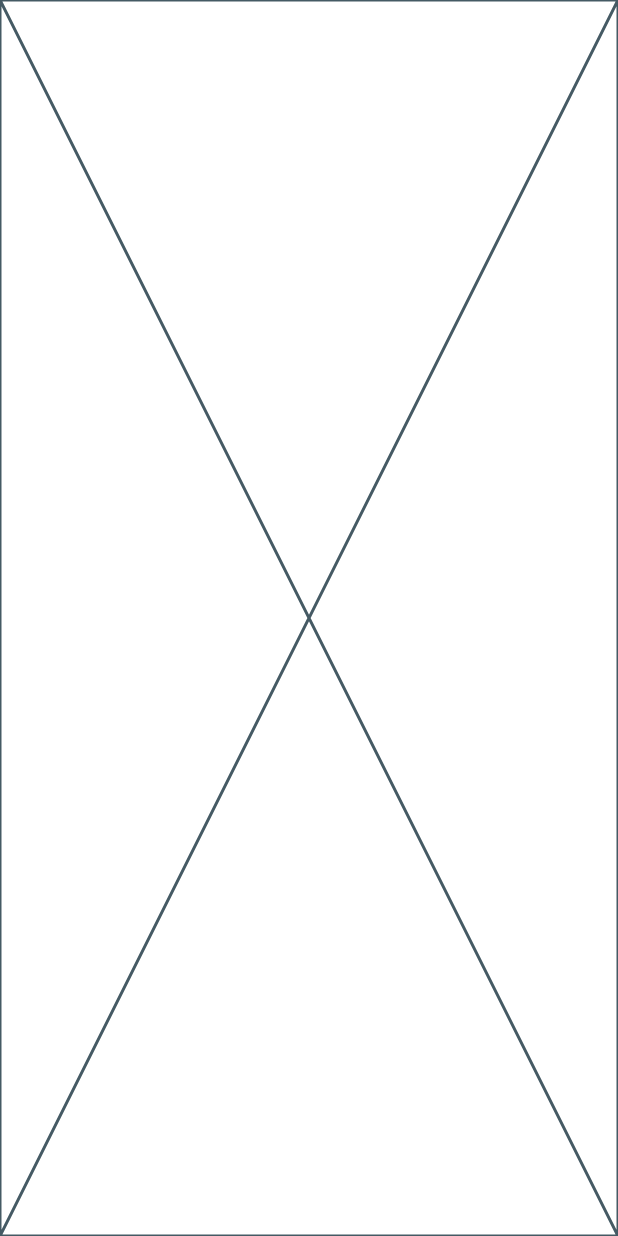
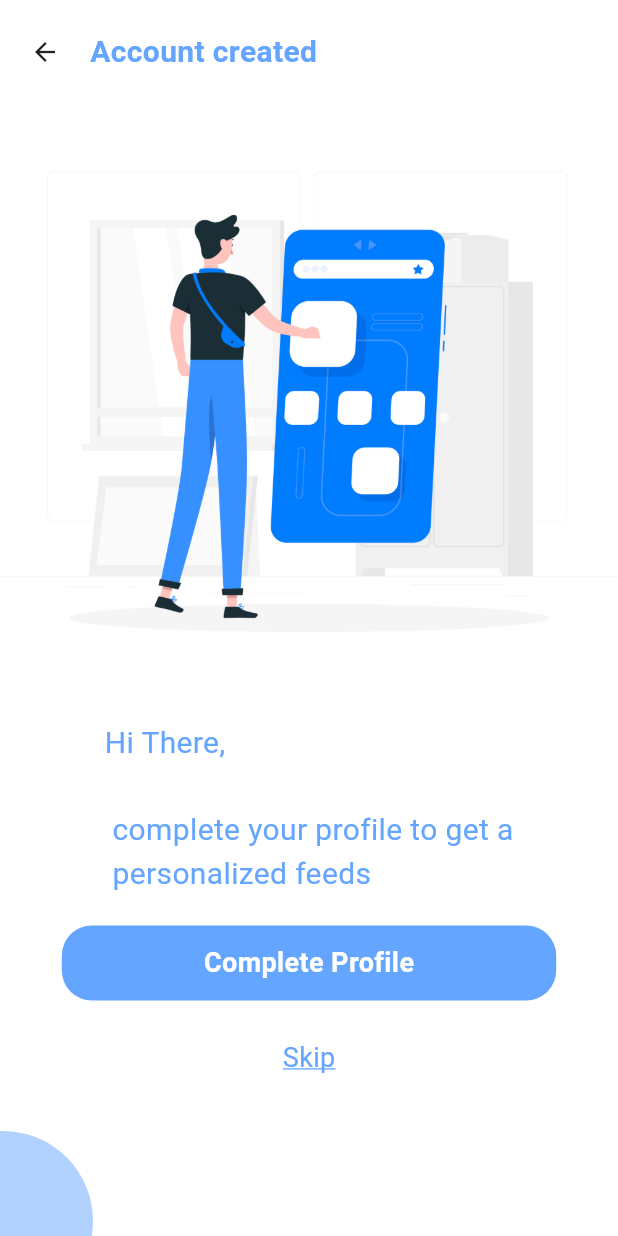
Before and after one commit to Fatma-kabil/auth-screens, a Flutter app: the OtpScreen screen opened directly, after a tap on "Verify", on a phone screen of 412 x 824 dp. Run offline on Flutter 3.47's test engine with Material 3 defaults, Android fonts, the phone set to English and light mode, and no system bars; our stand-ins replace flutter_otp_text_field.

Commit message:
complete screen  done

```diff
--- a/lib/onboard/complete_screen.dart
+++ b/lib/onboard/complete_screen.dart
@@ -1,3 +1,8 @@
+import 'package:auth_flutter_project/constants.dart';
+import 'package:auth_flutter_project/onboard/widgets/button_widget.dart';
+import 'package:auth_flutter_project/onboard/widgets/circle_widget.dart';
+import 'package:auth_flutter_project/onboard/widgets/header_bar.dart';
+import 'package:auth_flutter_project/onboard/widgets/text_widget.dart';
 import 'package:flutter/material.dart';
 
 class CompleteScreen extends StatelessWidget {
@@ -5,6 +10,50 @@ class CompleteScreen extends StatelessWidget {
 
   @override
   Widget build(BuildContext context) {
-    return const Placeholder();
+    return Scaffold(
+      backgroundColor: Colors.white,
+      body: SafeArea(
+        child: Column(
+          children: [
+            const Padding(
+              padding: EdgeInsets.all(20),
+              child: HeaderBar(
+                text: "Account created",
+              ),
+            ),
+            Image.asset('assets/images/three.jpg'),
+            const Text(
+              "Hi There,\n\n complete your profile to get a\n personalized feeds",
+              style: TextStyle(fontSize: 20, color: maincolor),
+            ),
+            const SizedBox(
+              height: 20,
+            ),
+            ButtonWidget(
+              text: "Complete Profile",
+              ontap: () {},
+            ),
+            const SizedBox(
+              height: 25,
+            ),
+            const Text("Skip",
+                style: TextStyle(
+                  fontSize: 18,
+                  color: maincolor,
+                  decoration: TextDecoration.underline,
+                  decorationColor: maincolor,
+                )),
+            const Spacer(),
+            const CircleWidget(
+              heightc: 120,
+              widthc: 120,
+              topPosiion: 0,
+              rightPosiion: 350,
+              alignment: Alignment.bottomLeft,
+            ),
+          ],
+        ),
+      ),
+    );
   }
 }
--- a/lib/onboard/otp_screen.dart
+++ b/lib/onboard/otp_screen.dart
@@ -1,6 +1,7 @@
 import 'package:auth_flutter_project/constants.dart';
 import 'package:auth_flutter_project/onboard/complete_screen.dart';
 import 'package:auth_flutter_project/onboard/widgets/button_widget.dart';
+import 'package:auth_flutter_project/onboard/widgets/circle_widget.dart';
 import 'package:auth_flutter_project/onboard/widgets/header_bar.dart';
 import 'package:auth_flutter_project/onboard/widgets/text_widget.dart';
 import 'package:flutter/material.dart';
@@ -18,7 +19,9 @@ class OtpScreen extends StatelessWidget {
           children: [
             const Padding(
               padding: EdgeInsets.all(20),
-              child: HeaderBar(),
+              child: HeaderBar(
+                text: "Verfication Screen",
+              ),
             ),
             Image.asset('assets/images/two.jpg'),
             const Textwidget(
@@ -53,7 +56,9 @@ class OtpScreen extends StatelessWidget {
                   decoration: TextDecoration.underline,
                   decorationColor: maincolor,
                 )),
-            const    SizedBox(height: 20,),
+            const SizedBox(
+              height: 20,
+            ),
             ButtonWidget(
               text: "Verify",
               ontap: () {
@@ -63,7 +68,15 @@ class OtpScreen extends StatelessWidget {
                   },
                 ));
               },
-            )
+            ),
+            const Spacer(),
+            const CircleWidget(
+              heightc: 120,
+              widthc: 120,
+              topPosiion: 0,
+              rightPosiion: 350,
+              alignment: Alignment.bottomLeft,
+            ),
           ],
         ),
       ),
--- a/lib/onboard/widgets/header_bar.dart
+++ b/lib/onboard/widgets/header_bar.dart
@@ -2,7 +2,8 @@
 import 'package:flutter/material.dart';
 
 class HeaderBar extends StatelessWidget {
-  const HeaderBar({super.key});
+  const HeaderBar({super.key, required this.text});
+  final String text;
 
   @override
   Widget build(BuildContext context) {
@@ -20,8 +21,8 @@
         const SizedBox(
           width: 20,
         ),
-        const Textwidget(
-          text: "Verfication Screen",
+         Textwidget(
+          text:text ,
           sizeFont: 20,
         )
       ],
```
